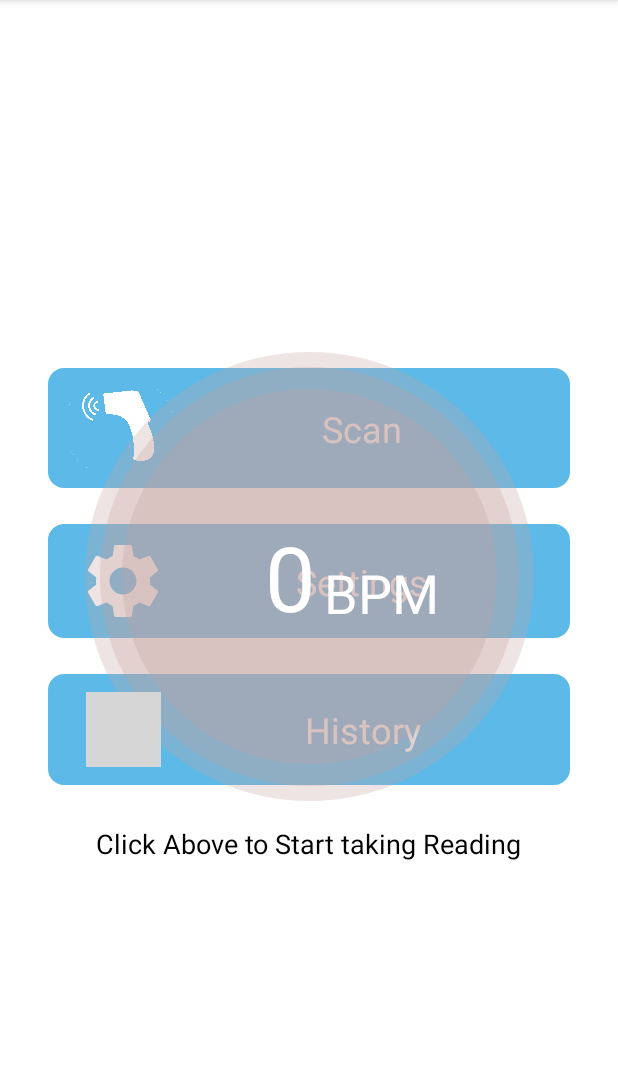
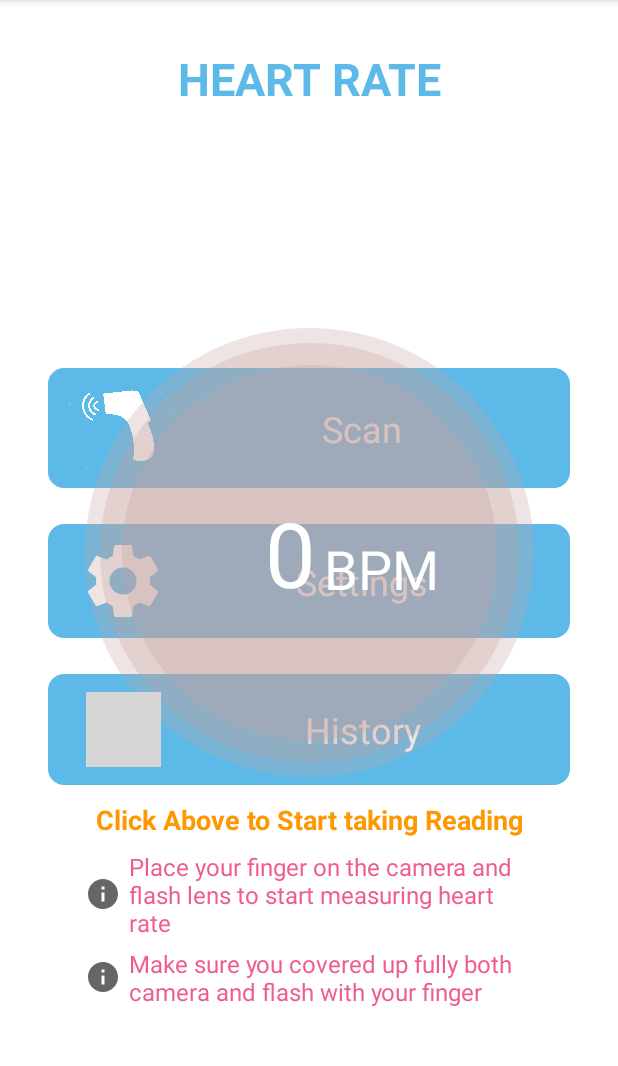
Before and after one commit to bomohit/Ben-Temperature, an Android app: the fragment HeartFragment placed in its activity, on a phone screen of 412 x 824 dp, the part 84-1150 px from its top. Run offline under Robolectric (Android 15) with nearby library versions, the phone set to English and light mode, and no system bars; our stand-ins replace Room's generated code, RxJava; libraries missing offline, so code that uses them is left out: net.kibotu.heartrateometer; grey boxes are pictures that could not be loaded.

Commit message:
add more info in temperature and heart

```diff
--- a/app/src/main/java/com/bit/temperatureapps/HealthStatusActivity.kt
+++ b/app/src/main/java/com/bit/temperatureapps/HealthStatusActivity.kt
@@ -19,6 +19,7 @@ class HealthStatusActivity: AppCompatActivity() {
 
         val bpm = intent.getStringExtra("bpm").toString().toInt()
         val temperature = intent.getStringExtra("temperature").toString().toDouble()
+
         try {
             from = intent.getStringExtra("from").toString()
         } catch (e: IllegalArgumentException) {
--- /dev/null
+++ b/app/src/main/res/drawable/ic_baseline_info_24.xml
@@ -0,0 +1,10 @@
+<vector xmlns:android="http://schemas.android.com/apk/res/android"
+    android:width="24dp"
+    android:height="24dp"
+    android:viewportWidth="24"
+    android:viewportHeight="24"
+    android:tint="?attr/colorControlNormal">
+  <path
+      android:fillColor="@android:color/white"
+      android:pathData="M12,2C6.48,2 2,6.48 2,12s4.48,10 10,10 10,-4.48 10,-10S17.52,2 12,2zM13,17h-2v-6h2v6zM13,9h-2L11,7h2v2z"/>
+</vector>
--- a/app/src/main/res/layout/fragment_heart.xml
+++ b/app/src/main/res/layout/fragment_heart.xml
@@ -7,10 +7,24 @@
     android:layout_height="match_parent"
     tools:context=".HeartFragment">
 
+    <TextView
+        android:id="@+id/textView8"
+        android:layout_width="wrap_content"
+        android:layout_height="wrap_content"
+        android:layout_marginTop="32dp"
+        android:text="HEART RATE"
+        android:textColor="#5DBAE8"
+        android:textSize="30sp"
+        android:textStyle="bold"
+        app:layout_constraintEnd_toEndOf="@+id/heartImg"
+        app:layout_constraintStart_toStartOf="@+id/heartImg"
+        app:layout_constraintTop_toTopOf="parent" />
+
     <ImageView
         android:id="@+id/heartImg"
         android:layout_width="wrap_content"
         android:layout_height="wrap_content"
+        android:layout_marginBottom="32dp"
         android:src="@drawable/heart_bg"
         app:layout_constraintBottom_toBottomOf="parent"
         app:layout_constraintEnd_toEndOf="parent"
@@ -52,8 +66,9 @@
         android:layout_height="wrap_content"
         android:layout_marginTop="16dp"
         android:text="Click Above to Start taking Reading"
-        android:textColor="@color/black"
+        android:textColor="#FF9800"
         android:textSize="18sp"
+        android:textStyle="bold"
         app:layout_constraintEnd_toEndOf="parent"
         app:layout_constraintHorizontal_bias="0.5"
         app:layout_constraintStart_toStartOf="parent"
@@ -67,4 +82,32 @@
         app:layout_constraintEnd_toEndOf="@+id/heartImg"
         app:layout_constraintStart_toStartOf="@+id/heartImg"
         app:layout_constraintTop_toBottomOf="@+id/bpmRate" />
+
+    <TextView
+        android:id="@+id/textView11"
+        android:layout_width="0dp"
+        android:layout_height="wrap_content"
+        android:layout_marginTop="8dp"
+        android:drawableLeft="@drawable/ic_baseline_info_24"
+        android:drawablePadding="5dp"
+        android:text="Place your finger on the camera and flash lens to start measuring heart rate"
+        android:textColor="#EF5C8E"
+        android:textSize="16sp"
+        app:layout_constraintEnd_toEndOf="@+id/heartImg"
+        app:layout_constraintStart_toStartOf="@+id/heartImg"
+        app:layout_constraintTop_toBottomOf="@+id/heartInfoGuide" />
+
+    <TextView
+        android:id="@+id/textView12"
+        android:layout_width="0dp"
+        android:layout_height="wrap_content"
+        android:layout_marginTop="5dp"
+        android:drawableLeft="@drawable/ic_baseline_info_24"
+        android:drawablePadding="5dp"
+        android:text="Make sure you covered up fully both camera and flash with your finger"
+        android:textColor="#EF5C8E"
+        android:textSize="16sp"
+        app:layout_constraintEnd_toEndOf="@+id/heartImg"
+        app:layout_constraintStart_toStartOf="@+id/heartImg"
+        app:layout_constraintTop_toBottomOf="@+id/textView11" />
 </androidx.constraintlayout.widget.ConstraintLayout>
```
Also changed, not shown: app/src/main/java/com/bit/temperatureapps/ScanFragment.kt (+10 -5 lines), app/src/main/res/layout/fragment_scan.xml (+28 -1 lines).
